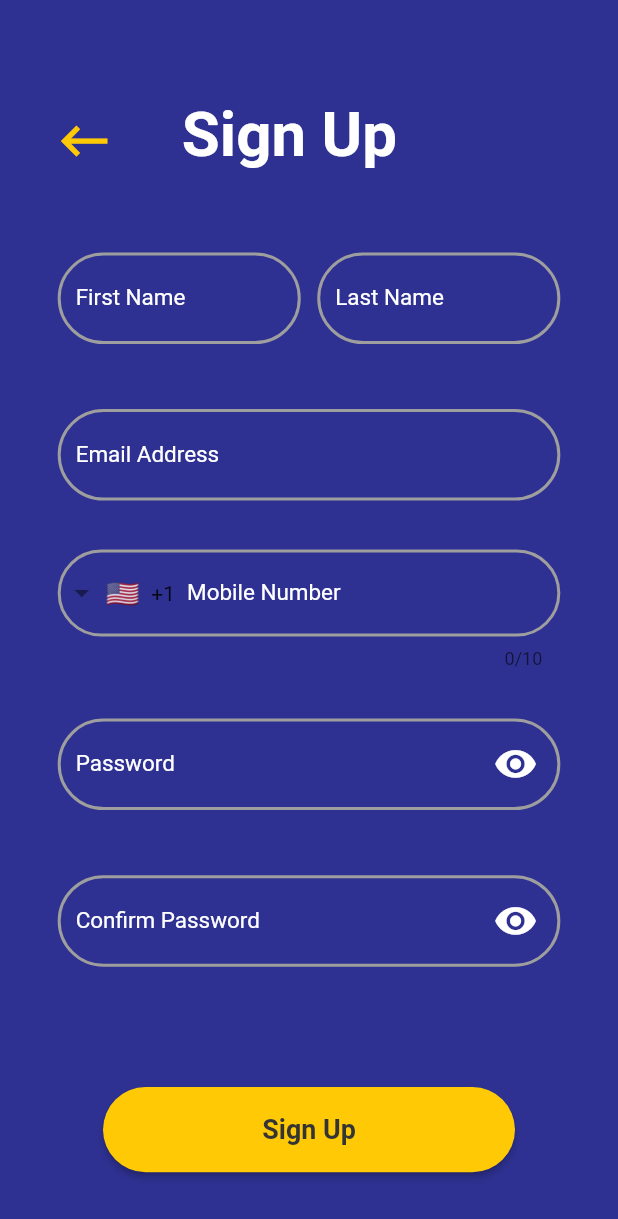
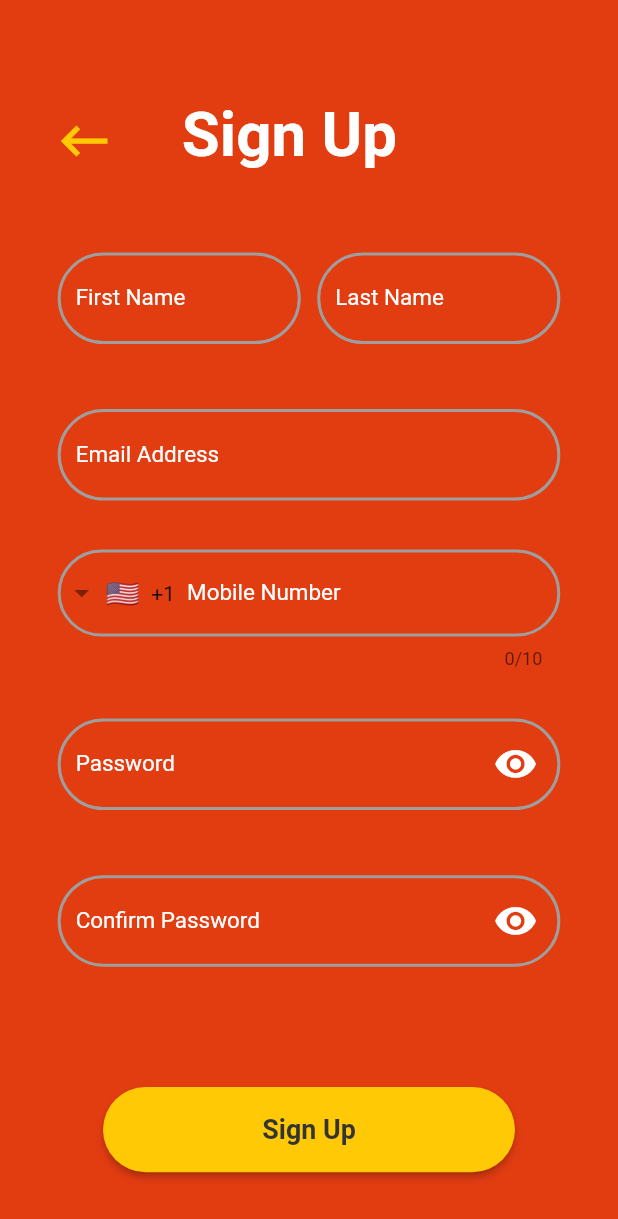
Before and after one commit to OmarHasan1996/closer, a Flutter app: the Register screen opened by its route, on a phone screen of 412 x 824 dp. Shown: the top 1219 px of the screen. Run offline on Flutter 3.47's test engine with Material 2 defaults, Android fonts, the light colour scheme and no system bars; drawn by our look-alikes of intl_phone_field; our stand-ins replace another_flushbar, date_format, dio, double_back_to_close_app, file_picker, firebase_core and 22 more; missing offline and left inert: circular_menu, easy_image_viewer, firebase_core_web, firebase_messaging_web, flutter_facebook_auth, flutter_facebook_auth_web and 8 more; accounts and stored records are empty; Roboto replaces fonts that are missing (OpenSans).

Commit message:
icon & luancher

```diff
--- a/lib/MyWidget.dart
+++ b/lib/MyWidget.dart
@@ -1142,7 +1142,7 @@ class MyWidget{
   }
 
   textFiled(textController, hintText, labelText,{email, password, clickIcon()?, obscureText, passwordText}){
-     email??=false;
+     email??= false;
      password??= false;
      obscureText??= false;
      passwordText??= '';
--- a/lib/screens/register.dart
+++ b/lib/screens/register.dart
@@ -71,7 +71,7 @@ class _RegisterState extends State<Register> {
     requiredValidator = RequiredValidator(errorText: AppLocalizations.of(context)!.translate('Required'));
     return Scaffold(
         //resizeToAvoidBottomInset :false,
-        backgroundColor: AppColors.blue,
+        backgroundColor: AppColors.mainColor,
         body: DoubleBackToCloseApp(
           child: Form(
               key: _formKey,
```
Also changed, not shown: pubspec.yaml (+23 -1 lines), assets/images/logo000.png (added), pubspec.lock, 26 other files.
